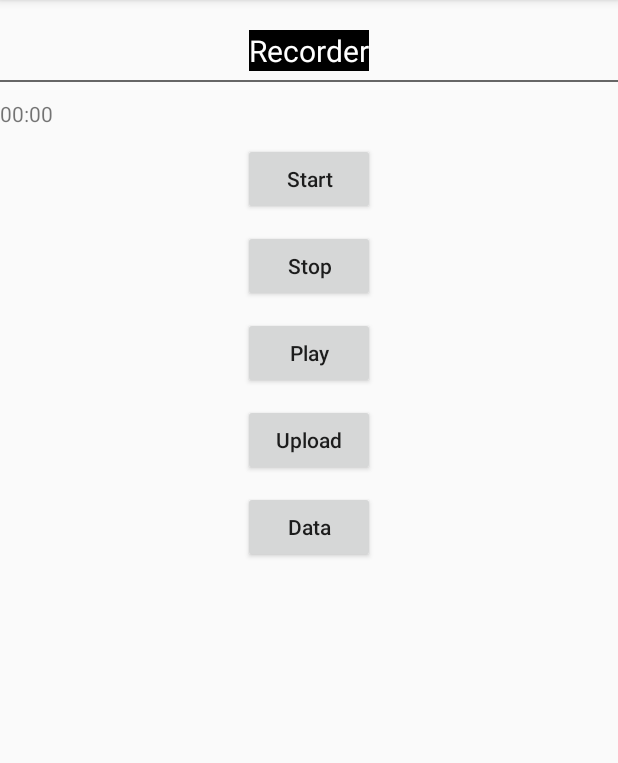
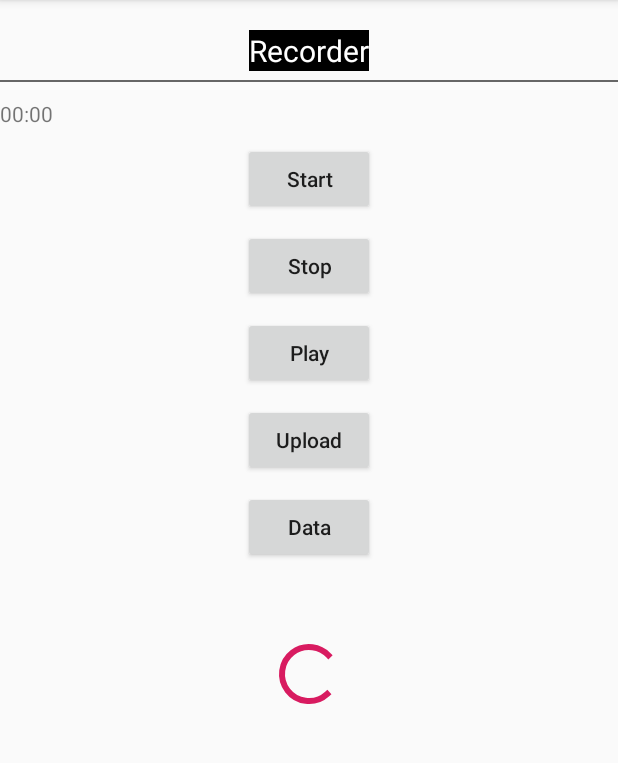
Before and after one commit to ShaoboWang-Jason/shaoboWang_COMP90019_VoiceMeeting, an Android app: the RecordActivity screen opened directly, with no data from a screen before it, on a phone screen of 412 x 824 dp, the part 84-847 px from its top. Run offline under Robolectric (Android 15) with nearby library versions, the phone set to English and light mode, and no system bars; our stand-ins replace Firebase (no records; nobody signed in at launch, a user with empty details on screens opened directly).

Commit message:
Add files via upload

```diff
--- a/VoiceMeeting-Android/app/src/main/res/layout/recorder_activity.xml
+++ b/VoiceMeeting-Android/app/src/main/res/layout/recorder_activity.xml
@@ -68,4 +68,10 @@
         android:text="Data"
         android:textAllCaps="false" />
 
+    <ProgressBar
+        android:id="@+id/ptn_1"
+        android:layout_width="wrap_content"
+        android:layout_height="wrap_content"
+        android:layout_marginTop="50dp"/>
+
 </LinearLayout>
```
